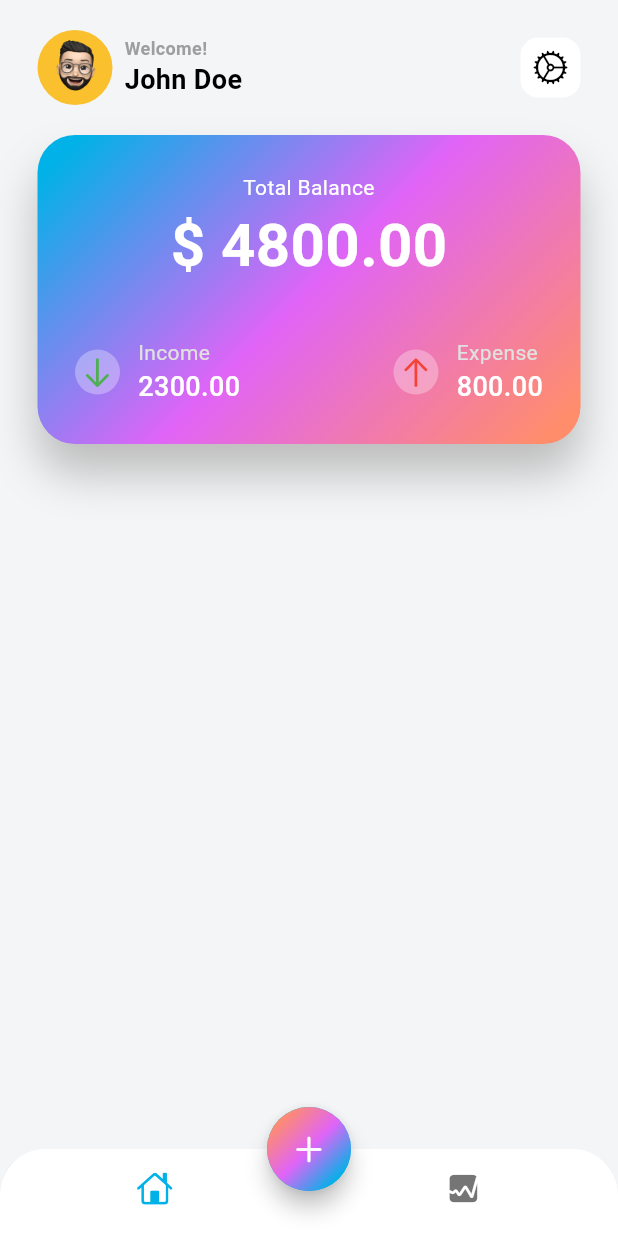
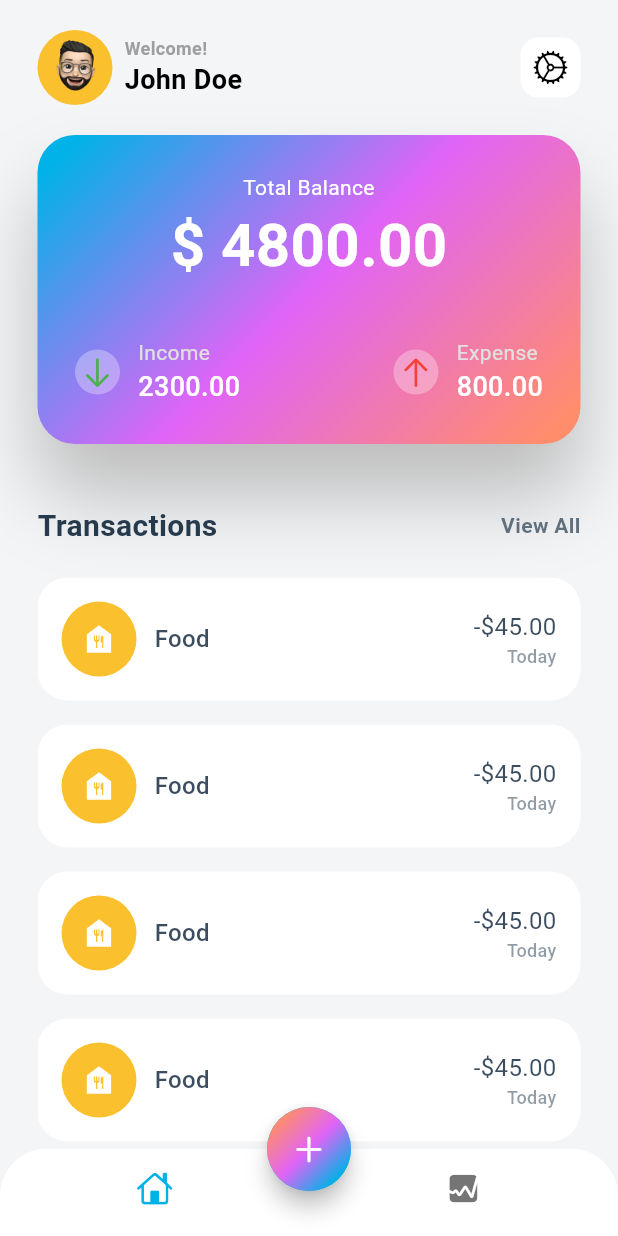
Before and after one commit to ahvvad/Tracker, a Flutter app: the screen it shows after launch, on a phone screen of 412 x 824 dp. Run offline on Flutter 3.47's test engine with Material 3 defaults, Android fonts, the phone set to English and light mode, and no system bars.

Commit message:
add home section [card details, Transactions section ]

```diff
--- a/lib/screens/home/views/main_screen.dart
+++ b/lib/screens/home/views/main_screen.dart
@@ -1,86 +1,27 @@
-import 'dart:math';
-
 import 'package:flutter/cupertino.dart';
 import 'package:flutter/material.dart';
-import 'package:money_tracker/screens/home/views/home_card.dart';
+import 'package:money_tracker/screens/home/views/widgets/custom_app_bar.dart';
+import 'package:money_tracker/screens/home/views/widgets/home_card.dart';
+import 'package:money_tracker/screens/home/views/widgets/transactions_bar.dart';
+import 'package:money_tracker/screens/home/views/widgets/transactions_item.dart';
 
 class MainScreen extends StatelessWidget {
   const MainScreen({super.key});
 
   @override
   Widget build(BuildContext context) {
-    return SafeArea(
+    return const SafeArea(
       child: Padding(
-        padding: const EdgeInsets.only(right: 25.0, left: 25.0, top: 20.0),
+        padding: EdgeInsets.only(right: 25.0, left: 25.0, top: 20.0),
         child: Column(
           children: [
-            Row(
-              mainAxisAlignment: MainAxisAlignment.spaceBetween,
-              children: [
-                Row(
-                  children: [
-                    Stack(
-                      alignment: Alignment.center,
-                      children: [
-                        Container(
-                          width: 50,
-                          height: 50,
-                          decoration: BoxDecoration(
-                            shape: BoxShape.circle,
-                            color: Colors.yellow[700],
-                          ),
-                        ),
-                        SizedBox(
-                          width: 50,
-                          height: 50,
-                          child: Image.asset('assets/images/person.png'),
-                        ),
-                      ],
-                    ),
-                    const SizedBox(width: 8),
-                    Column(
-                      crossAxisAlignment: CrossAxisAlignment.start,
-                      children: [
-                        Text(
-                          'Welcome!',
-                          style: TextStyle(
-                            fontSize: 12,
-                            fontWeight: FontWeight.w600,
-                            color: Theme.of(context).colorScheme.outline,
-                          ),
-                        ),
-                        Text(
-                          'John Doe',
-                          style: TextStyle(
-                            fontSize: 18,
-                            fontWeight: FontWeight.bold,
-                            color: Theme.of(context).colorScheme.onSurface,
-                          ),
-                        ),
-                      ],
-                    ),
-                  ],
-                ),
-                Align(
-                  alignment: Alignment.centerLeft,
-                  child: Container(
-                    width: 40,
-                    height: 40,
-                    decoration: const BoxDecoration(
-                      color: Colors.white,
-                      borderRadius: BorderRadius.all(Radius.circular(12.0)),
-                    ),
-                    child: IconButton(
-                      onPressed: () {},
-                      icon: const Icon(CupertinoIcons.settings),
-                    ),
-                  ),
-                ),
-              ],
-            ),
-            const SizedBox(height: 20.0),
-            const HomeCard(),
-
+            CustomAppBar(),
+            SizedBox(height: 20.0),
+            HomeCard(),
+            SizedBox(height: 40.0),
+            TransactionsBar(),
+            SizedBox(height: 20.0),
+            TransactionsItem(),
           ],
         ),
       ),
--- /dev/null
+++ b/lib/screens/home/views/widgets/custom_app_bar.dart
@@ -0,0 +1,77 @@
+
+import 'package:flutter/cupertino.dart';
+import 'package:flutter/material.dart';
+
+class CustomAppBar extends StatelessWidget {
+  const CustomAppBar({
+    super.key,
+  });
+
+  @override
+  Widget build(BuildContext context) {
+    return Row(
+      mainAxisAlignment: MainAxisAlignment.spaceBetween,
+      children: [
+        Row(
+          children: [
+            Stack(
+              alignment: Alignment.center,
+              children: [
+                Container(
+                  width: 50,
+                  height: 50,
+                  decoration: BoxDecoration(
+                    shape: BoxShape.circle,
+                    color: Colors.yellow[700],
+                  ),
+                ),
+                SizedBox(
+                  width: 50,
+                  height: 50,
+                  child: Image.asset('assets/images/person.png'),
+                ),
+              ],
+            ),
+            const SizedBox(width: 8),
+            Column(
+              crossAxisAlignment: CrossAxisAlignment.start,
+              children: [
+                Text(
+                  'Welcome!',
+                  style: TextStyle(
+                    fontSize: 12,
+                    fontWeight: FontWeight.w600,
+                    color: Theme.of(context).colorScheme.outline,
+                  ),
+                ),
+                Text(
+                  'John Doe',
+                  style: TextStyle(
+                    fontSize: 18,
+                    fontWeight: FontWeight.bold,
+                    color: Theme.of(context).colorScheme.onSurface,
+                  ),
+                ),
+              ],
+            ),
+          ],
+        ),
+        Align(
+          alignment: Alignment.centerLeft,
+          child: Container(
+            width: 40,
+            height: 40,
+            decoration: const BoxDecoration(
+              color: Colors.white,
+              borderRadius: BorderRadius.all(Radius.circular(12.0)),
+            ),
+            child: IconButton(
+              onPressed: () {},
+              icon: const Icon(CupertinoIcons.settings),
+            ),
+          ),
+        ),
+      ],
+    );
+  }
+}
--- a/lib/screens/home/views/home_card.dart
+++ b/lib/screens/home/views/widgets/home_card.dart
@@ -16,9 +16,9 @@ class HomeCard extends StatelessWidget {
       decoration: BoxDecoration(
         boxShadow: [
           BoxShadow(
-            blurRadius: 25,
+            blurRadius: 45,
             color: Colors.grey.shade400,
-            offset: const Offset(0, 20),
+            offset: const Offset(0, 35),
           )
         ],
         borderRadius: const BorderRadius.all(Radius.circular(25.0)),
--- /dev/null
+++ b/lib/screens/home/views/widgets/transactions_bar.dart
@@ -0,0 +1,36 @@
+
+import 'package:flutter/material.dart';
+
+class TransactionsBar extends StatelessWidget {
+  const TransactionsBar({
+    super.key,
+  });
+
+  @override
+  Widget build(BuildContext context) {
+    return Row(
+      mainAxisAlignment: MainAxisAlignment.spaceBetween,
+      children: [
+        const Text(
+          'Transactions',
+          style: TextStyle(
+            fontSize: 20,
+            fontWeight: FontWeight.bold,
+            color: Color(0xFF263A4D),
+          ),
+        ),
+        GestureDetector(
+          onTap: () {},
+          child: Text(
+            'View All',
+            style: TextStyle(
+              fontSize: 14,
+              fontWeight: FontWeight.w600,
+              color: const Color(0xFF263A4D).withOpacity(0.7),
+            ),
+          ),
+        ),
+      ],
+    );
+  }
+}
--- /dev/null
+++ b/lib/screens/home/views/widgets/transactions_item.dart
@@ -0,0 +1,90 @@
+
+import 'package:flutter/material.dart';
+
+class TransactionsItem extends StatelessWidget {
+  const TransactionsItem({
+    super.key,
+  });
+
+  @override
+  Widget build(BuildContext context) {
+    return Expanded(
+      child: ListView.builder(
+        itemCount: 6,
+        itemBuilder: (context, int i) {
+          return Padding(
+            padding: const EdgeInsets.only(bottom: 16.0),
+            child: Container(
+              decoration: const BoxDecoration(
+                color: Colors.white,
+                borderRadius: BorderRadius.all(Radius.circular(20.0)),
+              ),
+              child: Padding(
+                padding: const EdgeInsets.all(16.0),
+                child: Row(
+                  mainAxisAlignment: MainAxisAlignment.spaceBetween,
+                  children: [
+                    Row(
+                      children: [
+                        Stack(
+                          alignment: Alignment.center,
+                          children: [
+                            Container(
+                              width: 50,
+                              height: 50,
+                              decoration: BoxDecoration(
+                                color: Colors.yellow[700],
+                                shape: BoxShape.circle,
+                              ),
+                            ),
+                            const Icon(
+                              Icons.food_bank,
+                              color: Colors.white,
+                            ),
+                          ],
+                        ),
+                        const SizedBox(width: 12),
+                        Text(
+                          'Food',
+                          style: TextStyle(
+                            fontSize: 16,
+                            fontWeight: FontWeight.w500,
+                            color: const Color(0xFF263A4D)
+                                .withOpacity(0.9),
+                          ),
+                        )
+                      ],
+                    ),
+                    Column(
+                      crossAxisAlignment: CrossAxisAlignment.end,
+                      children: [
+                        Text(
+                          '-\$45.00',
+                          style: TextStyle(
+                            fontSize: 16,
+                            fontWeight: FontWeight.w400,
+                            color: const Color(0xFF263A4D)
+                                .withOpacity(0.9),
+                          ),
+                        ),
+                        Text(
+                          'Today',
+                          style: TextStyle(
+                            fontSize: 12,
+                            fontWeight: FontWeight.w500,
+                            color: const Color(0xFF263A4D)
+                                .withOpacity(0.5),
+                          ),
+                        ),
+                      ],
+                    ),
+                  ],
+                ),
+              ),
+            ),
+          );
+        },
+      ),
+    );
+  }
+}
```
